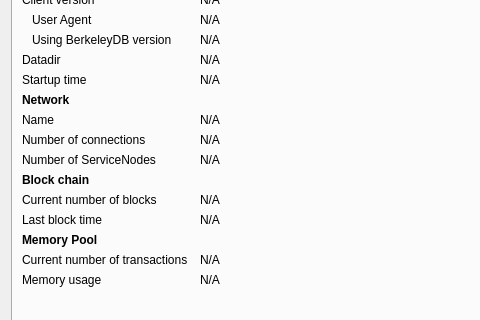
Before: the Qt Designer form src/qt/forms/rpcconsole.ui in Zero-Dynamics/cash-core, drawn with Qt 5; both pictures show x 0 to 480 and y 133 to 453 of the 769 by 615 pixel window.
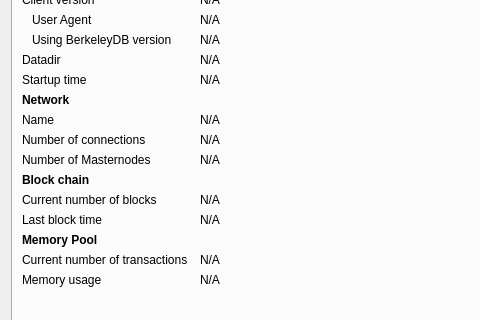
After: the same form once the commit is applied. Icons and pictures are not drawn. Custom widgets are drawn as their Qt base class.

Commit message: Revert ServiceNodes back to Masternodes

Diff of the .ui file:
```diff
--- a/src/qt/forms/rpcconsole.ui
+++ b/src/qt/forms/rpcconsole.ui
@@ -299,7 +299,7 @@
        <item row="12" column="0">
         <widget class="QLabel" name="servicenodeCountLabel">
          <property name="text">
-          <string>Number of ServiceNodes</string>
+          <string>Number of Masternodes</string>
          </property>
         </widget>
        </item>
```
Left out of the diff: 4 changed lines with no effect on the pictures. The commit also changes 161 other files.
